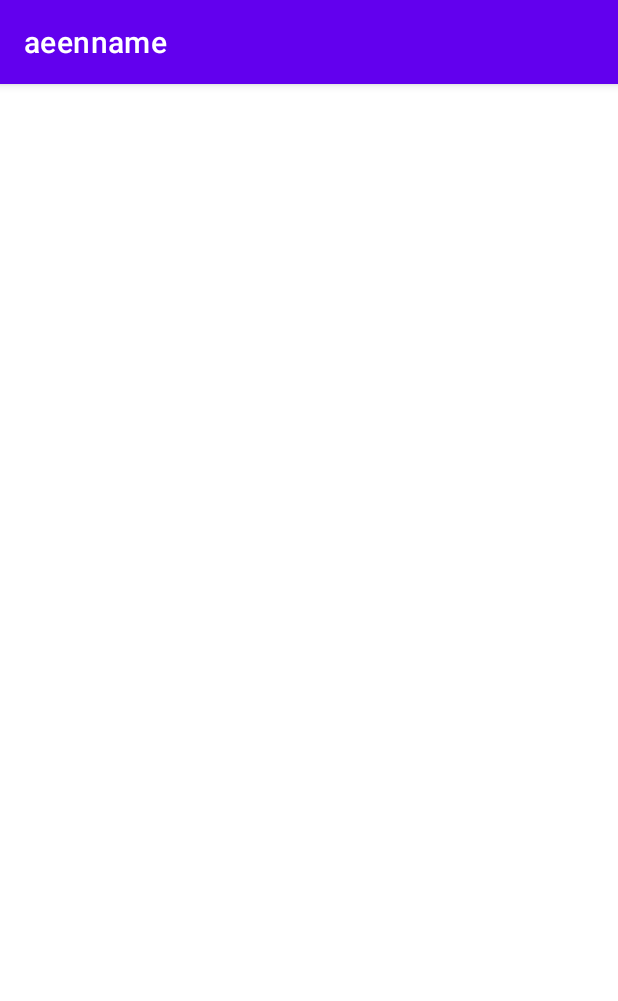
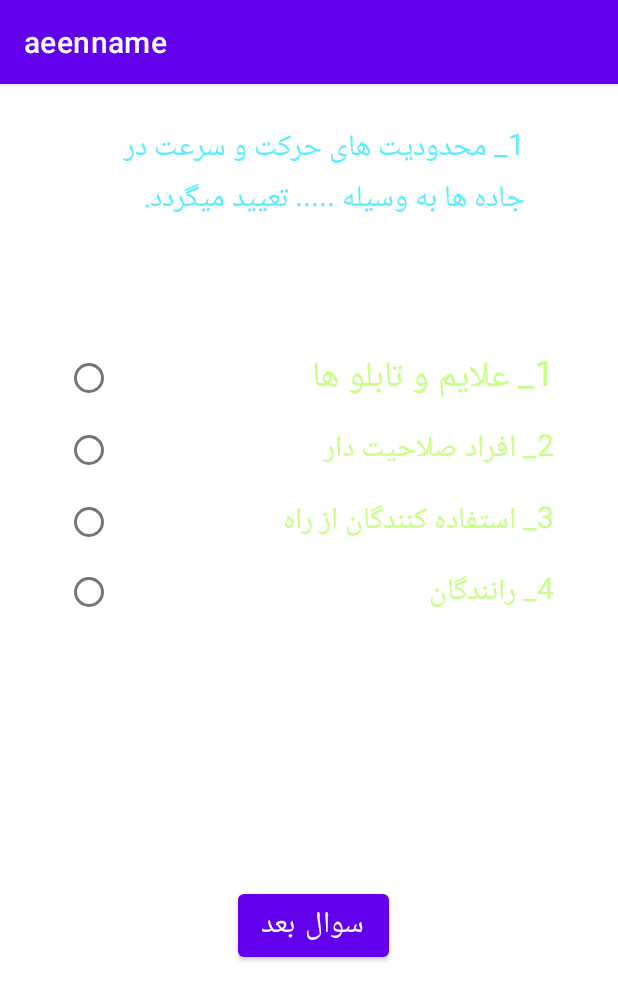
Before and after one commit to RezaRezaeian/android-tamrin1, an Android app: the MainActivity2 screen opened directly, with no data from a screen before it, on a phone screen of 412 x 824 dp. Shown: the top 1001 px of the screen. Run offline under Robolectric (Android 15) with nearby library versions, the phone set to English and light mode, and no system bars.

Commit message:
MainActivity2 changes

```diff
--- a/app/src/main/res/layout/activity_main.xml
+++ b/app/src/main/res/layout/activity_main.xml
@@ -10,7 +10,6 @@
         android:id="@+id/btnStart"
         android:layout_width="wrap_content"
         android:layout_height="wrap_content"
-        android:textColor="#C8FF87"
         android:text="شروع آزمون"
         android:textSize="20sp"
         app:layout_constraintBottom_toBottomOf="parent"
@@ -38,7 +37,7 @@
         android:layout_width="wrap_content"
         android:layout_height="wrap_content"
         android:text="رضا رضاییان"
-        android:textColor="#FFC8C4"
+        android:textColor="#C8FF87"
         android:textSize="20sp"
         app:layout_constraintBottom_toBottomOf="parent"
         app:layout_constraintEnd_toEndOf="parent"
--- a/app/src/main/res/layout/activity_main2.xml
+++ b/app/src/main/res/layout/activity_main2.xml
@@ -6,4 +6,92 @@
     android:layout_height="match_parent"
     tools:context=".MainActivity2">
 
+    <TextView
+        android:id="@+id/textView"
+        android:layout_width="287dp"
+        android:layout_height="60dp"
+        android:text="1_ محدودیت های حرکت و سرعت در جاده ها به وسیله ..... تعیید میگردد."
+        android:textColor="#5EEDFF"
+        android:textSize="20sp"
+        app:layout_constraintBottom_toTopOf="@+id/radioGroup"
+        app:layout_constraintEnd_toEndOf="parent"
+        app:layout_constraintStart_toStartOf="parent"
+        app:layout_constraintTop_toTopOf="parent"
+        app:layout_constraintVertical_bias="0.233" />
+
+    <RadioGroup
+        android:id="@+id/radioGroup"
+        android:layout_width="326dp"
+        android:layout_height="190dp"
+        app:layout_constraintBottom_toTopOf="@+id/btnNext"
+        app:layout_constraintEnd_toEndOf="parent"
+        app:layout_constraintStart_toStartOf="parent"
+        app:layout_constraintTop_toTopOf="parent">
+
+        <RadioButton
+            android:id="@+id/radioButton"
+            android:layout_width="match_parent"
+            android:layout_height="wrap_content"
+            android:text="1_ علایم و تابلو ها"
+            android:textColor="#C8FF87"
+            android:textDirection="rtl"
+            android:textSize="24sp"
+            app:layout_constraintBottom_toBottomOf="parent"
+            app:layout_constraintEnd_toEndOf="parent"
+            app:layout_constraintStart_toStartOf="parent"
+            app:layout_constraintTop_toTopOf="parent" />
+
+        <RadioButton
+            android:id="@+id/radioButton2"
+            android:layout_width="match_parent"
+            android:layout_height="wrap_content"
+            android:text="2_ افراد صلاحیت دار"
+            android:textColor="#C8FF87"
+            android:textDirection="rtl"
+            android:textSize="20sp"
+            app:layout_constraintBottom_toBottomOf="parent"
+            app:layout_constraintEnd_toEndOf="parent"
+            app:layout_constraintStart_toStartOf="parent"
+            app:layout_constraintTop_toTopOf="parent" />
+
+        <RadioButton
+            android:id="@+id/radioButton3"
+            android:layout_width="match_parent"
+            android:layout_height="wrap_content"
+            android:text="3_ استفاده کنندگان از راه"
+            android:textColor="#C8FF87"
+            android:textDirection="rtl"
+            android:textSize="20sp"
+            app:layout_constraintBottom_toBottomOf="parent"
+            app:layout_constraintEnd_toEndOf="parent"
+            app:layout_constraintStart_toStartOf="parent"
+            app:layout_constraintTop_toTopOf="parent" />
+
+        <RadioButton
+            android:id="@+id/radioButton4"
+            android:layout_width="match_parent"
+            android:layout_height="wrap_content"
+            android:text="4_ رانندگان"
+            android:textColor="#C8FF87"
+            android:textDirection="rtl"
+            android:textSize="20sp"
+            app:layout_constraintBottom_toBottomOf="parent"
+            app:layout_constraintEnd_toEndOf="parent"
+            app:layout_constraintStart_toStartOf="parent"
+            app:layout_constraintTop_toTopOf="parent" />
+    </RadioGroup>
+
+    <Button
+        android:id="@+id/btnNext"
+        android:layout_width="wrap_content"
+        android:layout_height="wrap_content"
+        android:text="سوال بعد"
+        android:textSize="20sp"
+        app:layout_constraintBottom_toBottomOf="parent"
+        app:layout_constraintEnd_toEndOf="parent"
+        app:layout_constraintHorizontal_bias="0.509"
+        app:layout_constraintStart_toStartOf="parent"
+        app:layout_constraintTop_toTopOf="parent"
+        app:layout_constraintVertical_bias="0.748" />
+
 </androidx.constraintlayout.widget.ConstraintLayout>
```
Also changed, not shown: app/src/main/AndroidManifest.xml (+12 -0 lines), app/src/main/java/com/example/aeenname/MainActivity2.java (+41 -0 lines), app/src/main/java/com/example/aeenname/MainActivity3.java (added, +14 -0 lines), app/src/main/res/layout/activity_main3.xml (added, +9 -0 lines).
